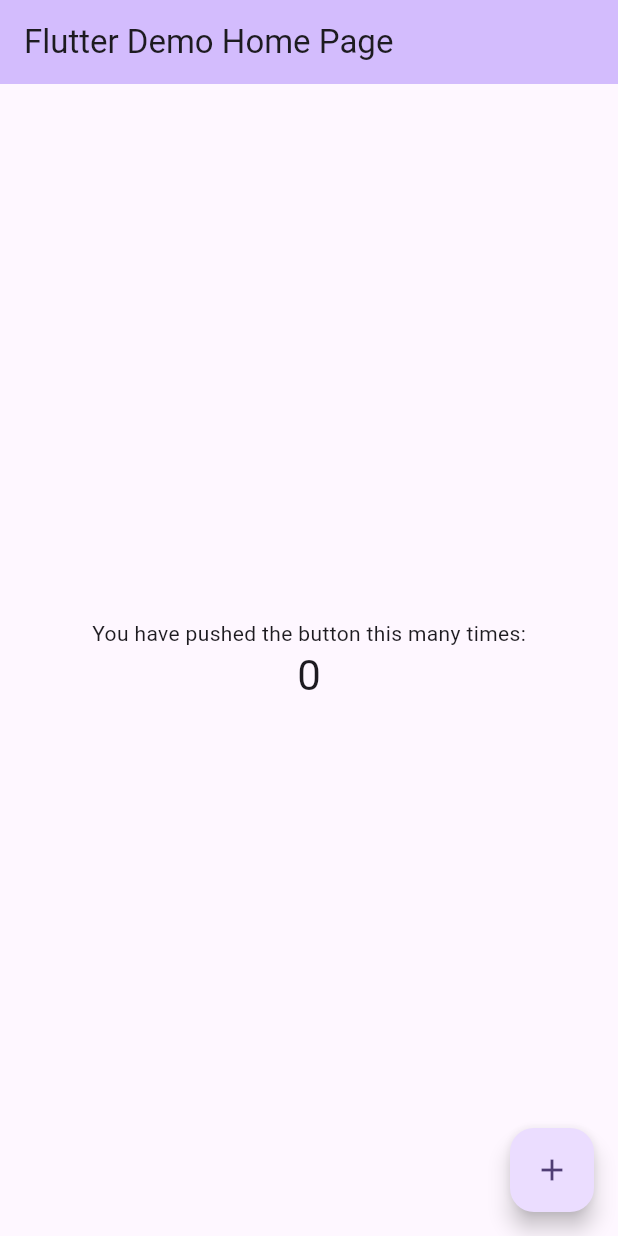
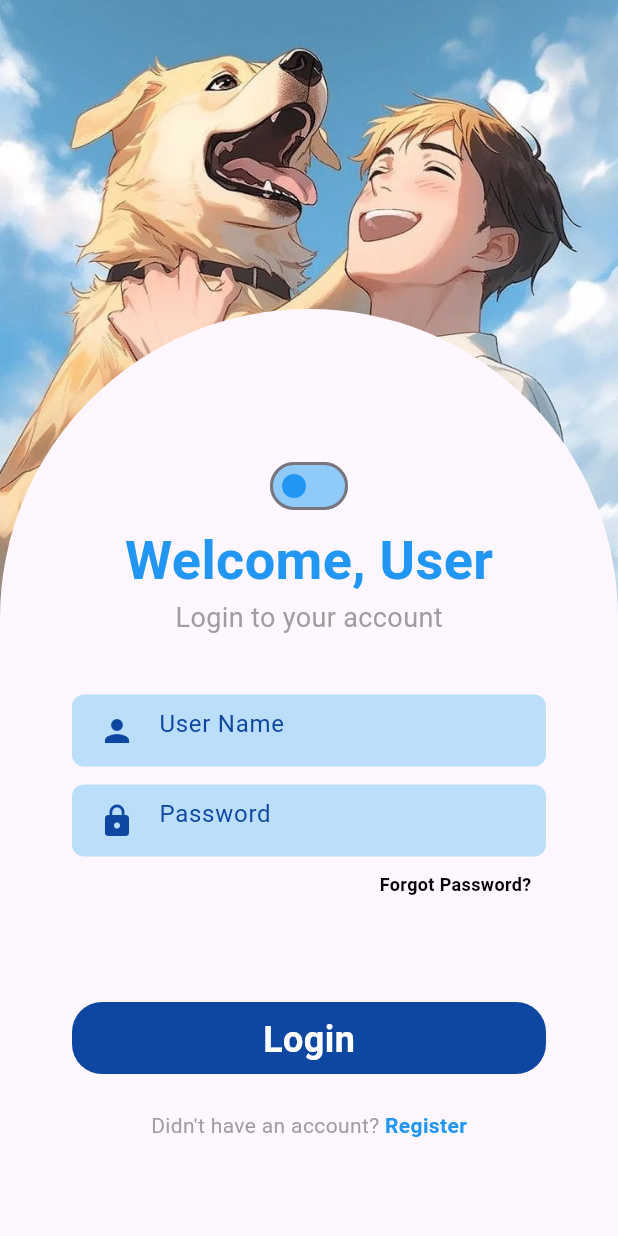
Before and after one commit to sairaorgb/Pashusala, a Flutter app: the screen it shows after launch, on a phone screen of 412 x 824 dp. Run offline on Flutter 3.47's test engine with Material 3 defaults, Android fonts, the phone set to English and light mode, and no system bars.

Commit message:
first day of WA

```diff
--- a/lib/main.dart
+++ b/lib/main.dart
@@ -1,125 +1,22 @@
 import 'package:flutter/material.dart';
+import 'package:pashusala/pages/loginPage.dart';
+import 'package:pashusala/pages/registerPage.dart';
 
 void main() {
-  runApp(const MyApp());
+  runApp(myApp());
 }
 
-class MyApp extends StatelessWidget {
-  const MyApp({super.key});
+class myApp extends StatelessWidget {
+  const myApp({super.key});
 
-  // This widget is the root of your application.
   @override
   Widget build(BuildContext context) {
     return MaterialApp(
-      title: 'Flutter Demo',
-      theme: ThemeData(
-        // This is the theme of your application.
-        //
-        // TRY THIS: Try running your application with "flutter run". You'll see
-        // the application has a purple toolbar. Then, without quitting the app,
-        // try changing the seedColor in the colorScheme below to Colors.green
-        // and then invoke "hot reload" (save your changes or press the "hot
-        // reload" button in a Flutter-supported IDE, or press "r" if you used
-        // the command line to start the app).
-        //
-        // Notice that the counter didn't reset back to zero; the application
-        // state is not lost during the reload. To reset the state, use hot
-        // restart instead.
-        //
-        // This works for code too, not just values: Most code changes can be
-        // tested with just a hot reload.
-        colorScheme: ColorScheme.fromSeed(seedColor: Colors.deepPurple),
-        useMaterial3: true,
-      ),
-      home: const MyHomePage(title: 'Flutter Demo Home Page'),
+      debugShowCheckedModeBanner: false,
+      home: loginpage(),
+      routes: {
+        '/registerpage': (context) => registerpage(),
+      },
     );
   }
 }
-
-class MyHomePage extends StatefulWidget {
-  const MyHomePage({super.key, required this.title});
-
-  // This widget is the home page of your application. It is stateful, meaning
-  // that it has a State object (defined below) that contains fields that affect
-  // how it looks.
-
-  // This class is the configuration for the state. It holds the values (in this
-  // case the title) provided by the parent (in this case the App widget) and
-  // used by the build method of the State. Fields in a Widget subclass are
-  // always marked "final".
-
-  final String title;
-
-  @override
-  State<MyHomePage> createState() => _MyHomePageState();
-}
-
-class _MyHomePageState extends State<MyHomePage> {
-  int _counter = 0;
-
-  void _incrementCounter() {
-    setState(() {
-      // This call to setState tells the Flutter framework that something has
-      // changed in this State, which causes it to rerun the build method below
-      // so that the display can reflect the updated values. If we changed
-      // _counter without calling setState(), then the build method would not be
-      // called again, and so nothing would appear to happen.
-      _counter++;
-    });
-  }
-
-  @override
-  Widget build(BuildContext context) {
-    // This method is rerun every time setState is called, for instance as done
-    // by the _incrementCounter method above.
-    //
-    // The Flutter framework has been optimized to make rerunning build methods
-    // fast, so that you can just rebuild anything that needs updating rather
-    // than having to individually change instances of widgets.
-    return Scaffold(
-      appBar: AppBar(
-        // TRY THIS: Try changing the color here to a specific color (to
-        // Colors.amber, perhaps?) and trigger a hot reload to see the AppBar
-        // change color while the other colors stay the same.
-        backgroundColor: Theme.of(context).colorScheme.inversePrimary,
-        // Here we take the value from the MyHomePage object that was created by
-        // the App.build method, and use it to set our appbar title.
-        title: Text(widget.title),
-      ),
-      body: Center(
-        // Center is a layout widget. It takes a single child and positions it
-        // in the middle of the parent.
-        child: Column(
-          // Column is also a layout widget. It takes a list of children and
-          // arranges them vertically. By default, it sizes itself to fit its
-          // children horizontally, and tries to be as tall as its parent.
-          //
-          // Column has various properties to control how it sizes itself and
-          // how it positions its children. Here we use mainAxisAlignment to
-          // center the children vertically; the main axis here is the vertical
-          // axis because Columns are vertical (the cross axis would be
-          // horizontal).
-          //
-          // TRY THIS: Invoke "debug painting" (choose the "Toggle Debug Paint"
-          // action in the IDE, or press "p" in the console), to see the
-          // wireframe for each widget.
-          mainAxisAlignment: MainAxisAlignment.center,
-          children: <Widget>[
-            const Text(
-              'You have pushed the button this many times:',
-            ),
-            Text(
-              '$_counter',
-              style: Theme.of(context).textTheme.headlineMedium,
-            ),
-          ],
-        ),
-      ),
-      floatingActionButton: FloatingActionButton(
-        onPressed: _incrementCounter,
-        tooltip: 'Increment',
-        child: const Icon(Icons.add),
-      ), // This trailing comma makes auto-formatting nicer for build methods.
-    );
-  }
-}
--- /dev/null
+++ b/lib/pages/loginPage.dart
@@ -0,0 +1,230 @@
+// ignore_for_file: prefer_const_constructors, prefer_const_literals_to_create_immutables
+
+import 'package:flutter/material.dart';
+
+class loginpage extends StatefulWidget {
+  const loginpage({super.key});
+
+  @override
+  State<loginpage> createState() => _loginpageState();
+}
+
+class _loginpageState extends State<loginpage> {
+  bool _switchValue = false;
+
+  @override
+  Widget build(BuildContext context) {
+    return Scaffold(
+      body: Stack(
+        children: [
+          Container(),
+          Positioned(
+            top: 0,
+            left: 0,
+            right: 0,
+            child: ClipPath(
+              clipper: LowerRightCurveClipper(),
+              child: Container(
+                  decoration: BoxDecoration(
+                    color: Colors.white,
+                  ),
+                  child: Image.asset(
+                    _switchValue
+                        ? 'assets/images/doc_and_pet.jpeg'
+                        : 'assets/images/boy_and_pet.jpeg',
+                  )),
+            ),
+          ),
+          Positioned(
+            top: 300,
+            left: 20,
+            right: 20,
+            child: Padding(
+              padding: const EdgeInsets.symmetric(horizontal: 28.0),
+              child: Column(
+                mainAxisAlignment: MainAxisAlignment.start,
+                children: [
+                  Center(
+                    child: Column(
+                      mainAxisAlignment: MainAxisAlignment.center,
+                      children: [
+                        Switch(
+                          value: _switchValue,
+                          onChanged: (value) {
+                            setState(() {
+                              _switchValue = value;
+                            });
+                          },
+                          activeColor: Colors.green,
+                          activeTrackColor: Colors.lightGreen,
+                          inactiveThumbColor: Colors.blue,
+                          inactiveTrackColor: Colors.blue[200],
+                        ),
+                      ],
+                    ),
+                  ),
+                  Text(
+                    _switchValue ? "Welcome, Doctor" : "Welcome, User",
+                    style: TextStyle(
+                        color: _switchValue ? Colors.green : Colors.blue,
+                        fontSize: 36,
+                        fontWeight: FontWeight.bold),
+                  ),
+                  Text(
+                    "Login to your account",
+                    style: TextStyle(color: Colors.grey, fontSize: 18),
+                  ),
+                  SizedBox(
+                    height: 38,
+                  ),
+                  Container(
+                      height: 48,
+                      width: 350,
+                      decoration: BoxDecoration(
+                        borderRadius: BorderRadius.all(Radius.circular(8)),
+                        // color: Color.fromRGBO(198, 244, 209, 1),
+                        color: _switchValue
+                            ? Color.fromRGBO(198, 244, 209, 1)
+                            : Colors.blue[100],
+                      ),
+                      child: Padding(
+                        padding: const EdgeInsets.symmetric(
+                            horizontal: 18.0, vertical: 12.0),
+                        child: TextField(
+                            decoration: InputDecoration(
+                                icon: Icon(
+                                  Icons.person,
+                                  color: _switchValue
+                                      ? Colors.green[900]
+                                      : Colors.blue[900],
+                                ),
+                                hintText: "User Name",
+                                hintStyle: TextStyle(
+                                    fontWeight: FontWeight.w400,
+                                    color: _switchValue
+                                        ? Colors.green[900]
+                                        : Colors.blue[900]),
+                                enabledBorder: InputBorder.none)),
+                      )),
+                  SizedBox(
+                    height: 12,
+                  ),
+                  Container(
+                      height: 48,
+                      width: 350,
+                      decoration: BoxDecoration(
+                        borderRadius: BorderRadius.all(Radius.circular(8)),
+                        color: _switchValue
+                            ? Color.fromRGBO(198, 244, 209, 1)
+                            : Colors.blue[100],
+                      ),
+                      child: Padding(
+                        padding: const EdgeInsets.symmetric(
+                            horizontal: 18.0, vertical: 12.0),
+                        child: TextField(
+                            obscureText: true,
+                            decoration: InputDecoration(
+                                icon: Icon(
+                                  Icons.lock,
+                                  color: _switchValue
+                                      ? Colors.green[900]
+                                      : Colors.blue[900],
+                                ),
+                                hintText: "Password",
+                                hintStyle: TextStyle(
+                                    fontWeight: FontWeight.w400,
+                                    color: _switchValue
+                                        ? Colors.green[900]
+                                        : Colors.blue[900]),
+                                focusedBorder: InputBorder.none,
+                                enabledBorder: InputBorder.none)),
+                      )),
+                  SizedBox(
+                    height: 10,
+                  ),
+                  Align(
+                    alignment: Alignment.centerRight,
+                    child: Text(
+                      "Forgot Password?   ",
+                      style: TextStyle(
+                          color: Colors.black,
+                          fontSize: 12,
+                          fontWeight: FontWeight.bold),
+                    ),
+                  ),
+                  SizedBox(
+                    height: 70,
+                  ),
+                  Container(
+                    height: 48,
+                    width: 350,
+                    decoration: BoxDecoration(
+                        color:
+                            _switchValue ? Colors.green[900] : Colors.blue[900],
+                        borderRadius: BorderRadius.circular(20)),
+                    child: Padding(
+                      padding: const EdgeInsets.all(8.0),
+                      child: Center(
+                        child: Text(
+                          "Login",
+                          style: TextStyle(
+                              color: Colors.white,
+                              fontWeight: FontWeight.bold,
+                              fontSize: 24),
+                        ),
+                      ),
+                    ),
+                  ),
+                  SizedBox(
+                    height: 24,
+                  ),
+                  GestureDetector(
+                    onTap: () => Navigator.pushNamed(context, '/registerpage',
+                        arguments: _switchValue),
+                    child: Row(
+                      mainAxisAlignment: MainAxisAlignment.center,
+                      children: [
+                        Text("Didn't have an account? ",
+                            style: TextStyle(color: Colors.grey, fontSize: 14)),
+                        Text(
+                          "Register",
+                          style: TextStyle(
+                              fontSize: 14,
+                              color: _switchValue ? Colors.green : Colors.blue,
+                              fontWeight: FontWeight.bold),
+                        ),
+                      ],
+                    ),
+                  ),
+                  SizedBox(
+                    height: 50,
+                  )
+                ],
+              ),
+            ),
+          ),
+        ],
+      ),
+    );
+  }
+}
+
+class LowerRightCurveClipper extends CustomClipper<Path> {
+  @override
+  Path getClip(Size size) {
+    final path = Path();
+    path.lineTo(size.width, 0); // Top-right corner
+    path.lineTo(size.width, size.height); // Bottom-right corner
+    path.arcToPoint(
+      Offset(0, size.height),
+      radius: Radius.circular(size.width / 2), // Curve for the lower-right part
+      clockwise: false,
+    );
+    path.lineTo(0, size.height);
+    path.close();
+    return path;
+  }
+
+  @override
+  bool shouldReclip(CustomClipper<Path> oldClipper) => false;
+}
--- a/pubspec.yaml
+++ b/pubspec.yaml
@@ -59,8 +59,8 @@ flutter:
   uses-material-design: true
 
   # To add assets to your application, add an assets section, like this:
-  # assets:
-  #   - images/a_dot_burr.jpeg
+  assets:
+    - assets/images/
   #   - images/a_dot_ham.jpeg
 
   # An image asset can refer to one or more resolution-specific "variants", see
```
Also changed, not shown: lib/pages/registerPage.dart (added, +380 -0 lines), assets/images/boy_and_pet.jpeg (added), assets/images/doc_and_pet.jpeg (added), assets/images/logo.png (added), pubspec.lock, 8 other files.
